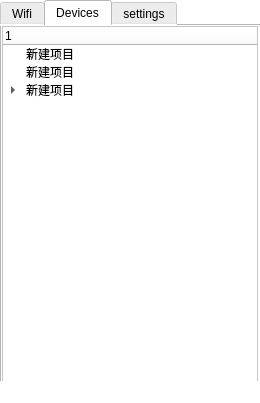
YinboWu/WifiAssist, file mainwindow.ui: the form before one commit.
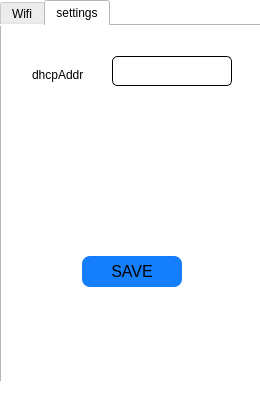
The form after the commit. The open tabs and pages were chosen to show the change. Icons and pictures are not drawn.

Diff of the .ui file:
```diff
--- a/mainwindow.ui
+++ b/mainwindow.ui
@@ -86,7 +86,10 @@
      <enum>QTabWidget::Rounded</enum>
     </property>
     <property name="currentIndex">
-     <number>0</number>
+     <number>1</number>
+    </property>
+    <property name="tabBarAutoHide">
+     <bool>false</bool>
     </property>
     <widget class="QWidget" name="tab_main">
      <property name="minimumSize">
@@ -284,53 +287,6 @@
       </property>
      </widget>
     </widget>
-    <widget class="QWidget" name="tab_devices">
-     <attribute name="icon">
-      <iconset resource="icon.qrc">
-       <normaloff>:/img/Devices.ico</normaloff>:/img/Devices.ico</iconset>
-     </attribute>
-     <attribute name="title">
-      <string>Devices</string>
-     </attribute>
-     <widget class="QTreeWidget" name="treeWidget">
-      <property name="geometry">
-       <rect>
-        <x>0</x>
-        <y>0</y>
-        <width>256</width>
-        <height>361</height>
-       </rect>
-      </property>
-      <property name="styleSheet">
-       <string notr="true">color: rgb(0, 0, 0);</string>
-      </property>
-      <column>
-       <property name="text">
-        <string notr="true">1</string>
-       </property>
-      </column>
-      <item>
-       <property name="text">
-        <string>新建项目</string>
-       </property>
-      </item>
-      <item>
-       <property name="text">
-        <string>新建项目</string>
-       </property>
-      </item>
-      <item>
-       <property name="text">
-        <string>新建项目</string>
-       </property>
-       <item>
-        <property name="text">
-         <string>新建子项目</string>
-        </property>
-       </item>
-      </item>
-     </widget>
-    </widget>
     <widget class="QWidget" name="tab_settings">
      <attribute name="icon">
       <iconset resource="icon.qrc">
@@ -360,7 +316,7 @@
        <enum>Qt::ClickFocus</enum>
       </property>
       <property name="styleSheet">
-       <string notr="true">border: 1.5px solid #000000;
+       <string notr="true">border: 1.0px solid #000000;
 border-radius: 5px;
 padding: 1px 2px 1px 2px;</string>
       </property>
```
Left out of the diff: 4 changed lines with no effect on the pictures.
